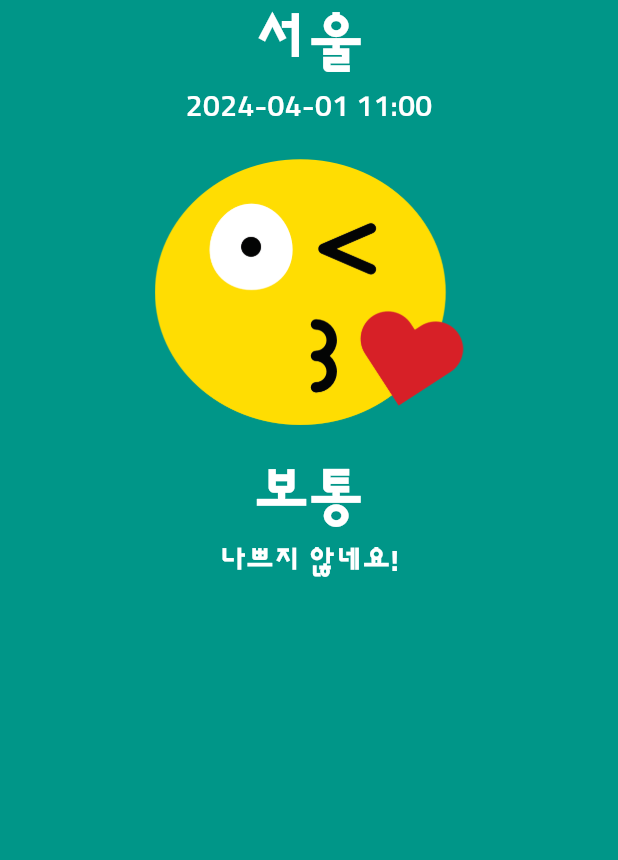
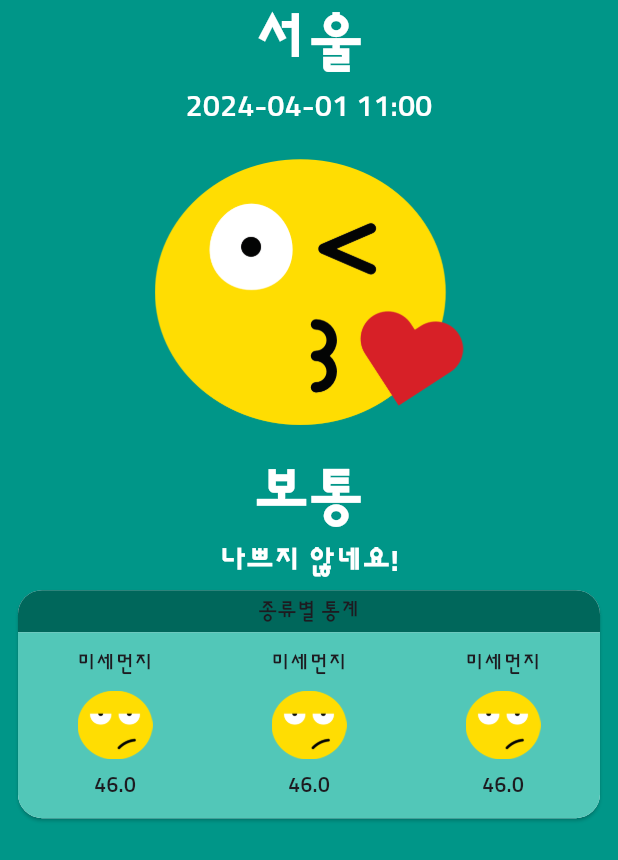
Before and after one commit to jwzz08/dust_app_flutter, a Flutter app: the screen it shows after launch, on a phone screen of 412 x 824 dp. Shown: the top 860 px of the screen. Run offline on Flutter 3.47's test engine with Material 3 defaults, Android fonts, the phone set to English and light mode, and no system bars.

Commit message:
create a CategoryStat

```diff
--- /dev/null
+++ b/lib/component/category_stat.dart
@@ -0,0 +1,79 @@
+import 'package:flutter/material.dart';
+
+import '../const/color.dart';
+
+class CategoryStat extends StatelessWidget {
+  const CategoryStat({Key? key}) : super(key: key);
+
+  @override
+  Widget build(BuildContext context) {
+    return SizedBox(
+      width: double.infinity,
+      height: 160,
+      child: Padding(
+        padding: const EdgeInsets.symmetric(horizontal: 8.0),
+        child: Card(
+          shape:
+              RoundedRectangleBorder(borderRadius: BorderRadius.circular(16.0)),
+          child: LayoutBuilder(
+            builder: (context, constraint) {
+              return Column(
+                crossAxisAlignment: CrossAxisAlignment.stretch,
+                children: [
+                  Container(
+                      decoration: BoxDecoration(
+                          color: darkColor,
+                          borderRadius: BorderRadius.only(
+                            topLeft: Radius.circular(16.0),
+                            topRight: Radius.circular(16.0),
+                          )),
+                      child: Padding(
+                        padding: const EdgeInsets.symmetric(vertical: 4.0),
+                        child: Text(
+                          '종류별 통계',
+                          textAlign: TextAlign.center,
+                        ),
+                      )),
+                  Expanded(
+                    child: Container(
+                        decoration: BoxDecoration(
+                            color: lightColor,
+                            borderRadius: BorderRadius.only(
+                                bottomLeft: Radius.circular(16.0),
+                                bottomRight: Radius.circular(16.0))),
+                        child: ListView(
+                          physics: PageScrollPhysics(),
+                            scrollDirection: Axis.horizontal,
+                            children: List.generate(
+                                6,
+                                (index) => SizedBox(
+                                  //image를 종류별통계 카드 넓이의 1/3 씩 차지하게 하고 싶을 때 constraint를 쓰기
+                                  width: constraint.maxWidth / 3,
+                                  child: Column(
+                                        mainAxisAlignment: MainAxisAlignment.center,
+                                        children: [
+                                          Text('미세먼지'),
+                                          SizedBox(
+                                            height: 8.0,
+                                          ),
+                                          Image.asset(
+                                            'asset/img/bad.png',
+                                            width: 50.0,
+                                          ),
+                                          SizedBox(
+                                            height: 8.0,
+                                          ),
+                                          Text('46.0'),
+                                        ],
+                                      ),
+                                )))),
+                  ),
+                ],
+              );
+            }
+          ),
+        ),
+      ),
+    );
+  }
+}
--- a/lib/screen/home_screen.dart
+++ b/lib/screen/home_screen.dart
@@ -1,3 +1,4 @@
+import 'package:dusty_dust/component/category_stat.dart';
 import 'package:dusty_dust/component/main_stat.dart';
 import 'package:dusty_dust/const/color.dart';
 import 'package:flutter/material.dart';
@@ -13,6 +14,7 @@
         child: Column(
           children: [
             MainStat(),
+            CategoryStat(),
           ],
         ),
       ),
```
